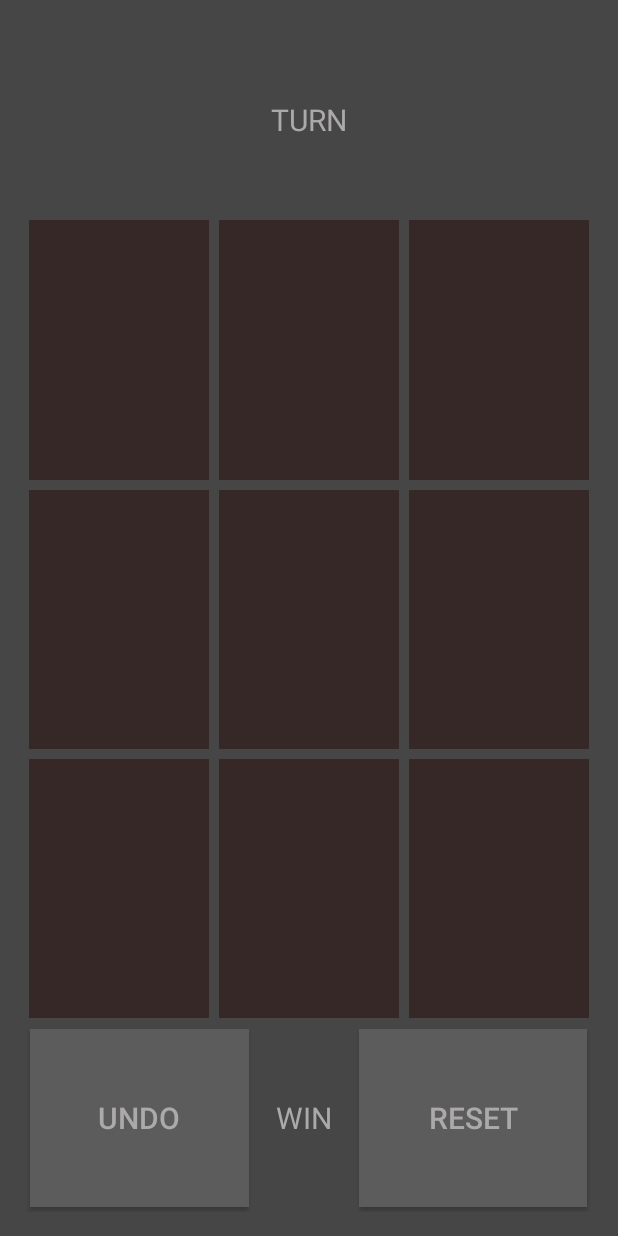
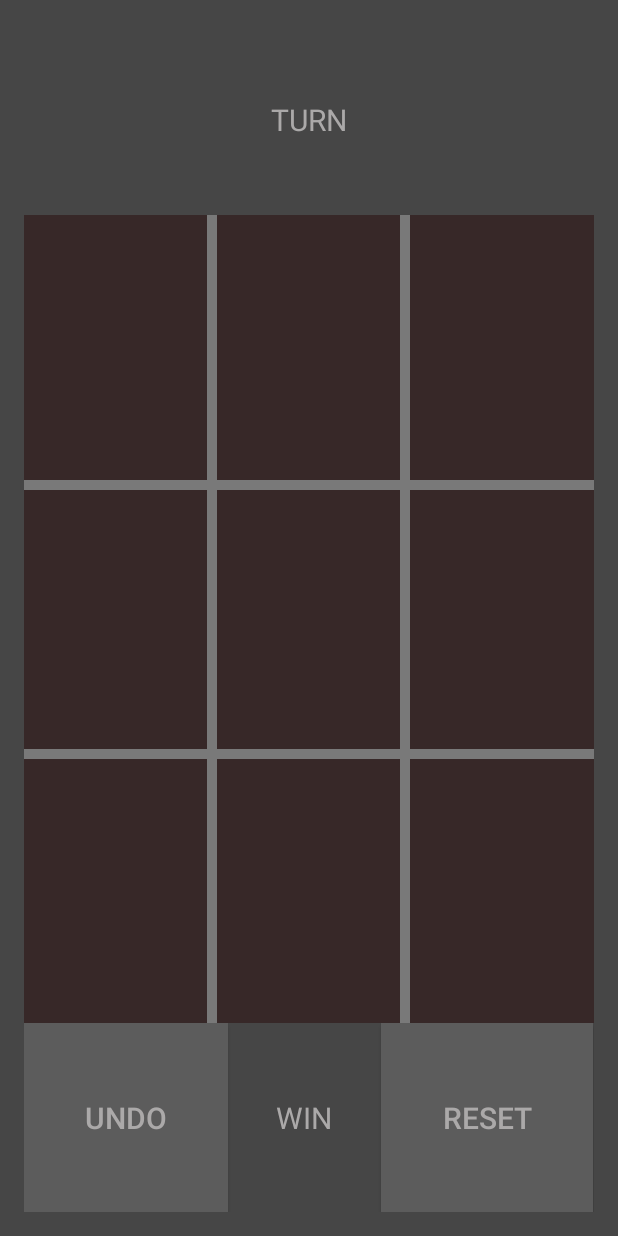
Before and after one commit to MyraMyraOTW/TTT-TIC_TAC_TOE, an Android app: the Game_Activity screen opened directly, with no data from a screen before it, on a phone screen of 412 x 824 dp. Run offline under Robolectric (Android 15) with nearby library versions, the phone set to English and light mode, and no system bars.

Commit message:
fourth commit

```diff
--- a/app/src/main/java/com/example/myriad/ttt_tic_tac_toe/Game_Activity.java
+++ b/app/src/main/java/com/example/myriad/ttt_tic_tac_toe/Game_Activity.java
@@ -4,13 +4,76 @@ import android.support.v7.app.AppCompatActivity;
 import android.os.Bundle;
 import android.view.Menu;
 import android.view.MenuItem;
+import android.view.View;
+import android.widget.Switch;
 
 public class Game_Activity extends AppCompatActivity {
+
+    private int[] game_array = new int[9];
 
     @Override
     protected void onCreate(Bundle savedInstanceState) {
         super.onCreate(savedInstanceState);
         setContentView(R.layout.activity_game_);
+
+
+        findViewById(R.id.tl).setOnClickListener(game_listener);
+        findViewById(R.id.tm).setOnClickListener(game_listener);
+        findViewById(R.id.tr).setOnClickListener(game_listener);
+        findViewById(R.id.ml).setOnClickListener(game_listener);
+        findViewById(R.id.mm).setOnClickListener(game_listener);
+        findViewById(R.id.mr).setOnClickListener(game_listener);
+        findViewById(R.id.bl).setOnClickListener(game_listener);
+        findViewById(R.id.bm).setOnClickListener(game_listener);
+        findViewById(R.id.br).setOnClickListener(game_listener);
+
+
+
+    }
+
+    private View.OnClickListener game_listener = new View.OnClickListener() {
+        @Override
+        public void onClick(View v) {
+            switch(v.getId()){
+
+            }
+        }
+    };
+
+    private void check_win(){
+        // X win conditions
+        if(game_array[0] == 1 && game_array[1] == 1 && game_array[2] == 1){
+
+        }
+        if(game_array[3] == 1 && game_array[4] == 1 && game_array[5] == 1){
+
+        }
+        if(game_array[6] == 1 && game_array[7] == 1 && game_array[8] == 1){
+
+        }
+        if(game_array[0] == 1 && game_array[4] == 1 && game_array[8] == 1){
+
+        }
+        if(game_array[6] == 1 && game_array[4] == 1 && game_array[2] == 1){
+
+        }
+
+        // O win conditions
+        if(game_array[0] == 2 && game_array[1] == 2 && game_array[2] == 2){
+
+        }
+        if(game_array[3] == 2 && game_array[4] == 2 && game_array[5] == 2){
+
+        }
+        if(game_array[6] == 2 && game_array[7] == 2 && game_array[8] == 2){
+
+        }
+        if(game_array[0] == 2 && game_array[4] == 2 && game_array[8] == 2){
+
+        }
+        if(game_array[6] == 2 && game_array[4] == 2 && game_array[2] == 2){
+
+        }
     }
 
     @Override
--- a/app/src/main/java/com/example/myriad/ttt_tic_tac_toe/MainActivity.java
+++ b/app/src/main/java/com/example/myriad/ttt_tic_tac_toe/MainActivity.java
@@ -1,9 +1,14 @@
 package com.example.myriad.ttt_tic_tac_toe;
 
+import android.app.Activity;
+import android.content.Intent;
 import android.support.v7.app.AppCompatActivity;
 import android.os.Bundle;
+import android.util.Log;
 import android.view.Menu;
 import android.view.MenuItem;
+import android.view.View;
+import android.widget.Button;
 
 public class MainActivity extends AppCompatActivity {
 
@@ -11,6 +16,36 @@ public class MainActivity extends AppCompatActivity {
     protected void onCreate(Bundle savedInstanceState) {
         super.onCreate(savedInstanceState);
         setContentView(R.layout.activity_main);
+
+        findViewById(R.id.play_button).setOnClickListener(menulistener);
+        findViewById(R.id.hist_button).setOnClickListener(menulistener);
+        findViewById(R.id.player_set_button).setOnClickListener(menulistener);
+
+    }
+
+    private View.OnClickListener menulistener = new View.OnClickListener() {
+        @Override
+        public void onClick(View v) {
+            switch (v.getId()){
+                case R.id.play_button:
+                    Log.d("CLICKED", "play button");
+                    intent_starter(Game_Activity.class);
+                    break;
+                case R.id.hist_button:
+                    Log.d("CLICKED", "history button");
+                    intent_starter(histactivity.class);
+                    break;
+                case R.id.player_set_button:
+                    Log.d("CLICKED", "set player button");
+                    intent_starter(playersetactivity.class);
+                    break;
+            }
+        }
+    };
+
+    private void intent_starter(Class call_class){
+        Intent swintent = new Intent((getApplicationContext()), call_class);
+        startActivity(swintent);
     }
 
     @Override
--- a/app/src/main/res/layout/activity_game_.xml
+++ b/app/src/main/res/layout/activity_game_.xml
@@ -22,7 +22,7 @@
             android:layout_height="wrap_content"
             android:textAppearance="?android:attr/textAppearanceLarge"
             android:text="TURN"
-            android:id="@+id/textView4"
+            android:id="@+id/turn"
             android:layout_gravity="center" />
     </LinearLayout>
 
@@ -32,7 +32,8 @@
         android:layout_height="match_parent"
         android:layout_weight=".8"
         android:weightSum="3"
-        android:id="@+id/tttcontainer">
+        android:id="@+id/tttcontainer"
+        android:background="@color/background_play">
 
         <LinearLayout
             android:orientation="horizontal"
@@ -44,26 +45,33 @@
             <ImageButton
                 android:layout_width="wrap_content"
                 android:layout_height="match_parent"
-                android:id="@+id/imageButton"
+                android:id="@+id/tl"
                 android:layout_weight="1"
                 android:background="@color/tttButtons"
-                android:layout_margin="3dp" />
+                style="@style/Base.Widget.AppCompat.Button.Borderless"
+                android:layout_marginRight="3dp"
+                android:layout_marginBottom="3dp" />
 
             <ImageButton
                 android:layout_width="wrap_content"
                 android:layout_height="match_parent"
-                android:id="@+id/imageButton2"
+                android:id="@+id/tm"
                 android:layout_weight="1"
                 android:background="@color/tttButtons"
-                android:layout_margin="3dp" />
+                style="@style/Base.Widget.AppCompat.Button.Borderless"
+                android:layout_marginBottom="3dp"
+                android:layout_marginLeft="3dp"
+                android:layout_marginRight="3dp" />
 
             <ImageButton
                 android:layout_width="wrap_content"
                 android:layout_height="match_parent"
-                android:id="@+id/imageButton3"
+                android:id="@+id/tr"
                 android:layout_weight="1"
                 android:background="@color/tttButtons"
-                android:layout_margin="3dp" />
+                style="@style/Base.Widget.AppCompat.Button.Borderless"
+                android:layout_marginLeft="3dp"
+                android:layout_marginBottom="3dp" />
         </LinearLayout>
 
         <LinearLayout
@@ -76,26 +84,33 @@
             <ImageButton
                 android:layout_width="wrap_content"
                 android:layout_height="match_parent"
-                android:id="@+id/imageButton4"
+                android:id="@+id/ml"
                 android:layout_weight="1"
                 android:background="@color/tttButtons"
+                style="@style/Base.Widget.AppCompat.Button.Borderless"
+                android:layout_marginBottom="3dp"
+                android:layout_marginRight="3dp"
+                android:layout_marginTop="3dp" />
+
+            <ImageButton
+                android:layout_width="wrap_content"
+                android:layout_height="match_parent"
+                android:id="@+id/mm"
+                android:layout_weight="1"
+                android:background="@color/tttButtons"
+                style="@style/Base.Widget.AppCompat.Button.Borderless"
                 android:layout_margin="3dp" />
 
             <ImageButton
                 android:layout_width="wrap_content"
                 android:layout_height="match_parent"
-                android:id="@+id/imageButton5"
+                android:id="@+id/mr"
                 android:layout_weight="1"
                 android:background="@color/tttButtons"
-                android:layout_margin="3dp" />
-
-            <ImageButton
-                android:layout_width="wrap_content"
-                android:layout_height="match_parent"
-                android:id="@+id/imageButton6"
-                android:layout_weight="1"
-                android:background="@color/tttButtons"
-                android:layout_margin="3dp" />
+                style="@style/Base.Widget.AppCompat.Button.Borderless"
+                android:layout_marginTop="3dp"
+                android:layout_marginLeft="3dp"
+                android:layout_marginBottom="3dp" />
         </LinearLayout>
 
         <LinearLayout
@@ -108,26 +123,33 @@
             <ImageButton
                 android:layout_width="wrap_content"
                 android:layout_height="match_parent"
-                android:id="@+id/imageButton7"
+                android:id="@+id/bl"
                 android:layout_weight="1"
                 android:background="@color/tttButtons"
-                android:layout_margin="3dp" />
+                style="@style/Base.Widget.AppCompat.Button.Borderless"
+                android:layout_marginRight="3dp"
+                android:layout_marginTop="3dp" />
 
             <ImageButton
                 android:layout_width="wrap_content"
                 android:layout_height="match_parent"
-                android:id="@+id/imageButton8"
+                android:id="@+id/bm"
                 android:layout_weight="1"
                 android:background="@color/tttButtons"
-                android:layout_margin="3dp" />
+                style="@style/Base.Widget.AppCompat.Button.Borderless"
+                android:layout_marginTop="3dp"
+                android:layout_marginRight="3dp"
+                android:layout_marginLeft="3dp" />
 
             <ImageButton
                 android:layout_width="wrap_content"
                 android:layout_height="match_parent"
-                android:id="@+id/imageButton9"
+                android:id="@+id/br"
                 android:layout_weight="1"
                 android:background="@color/tttButtons"
-                android:layout_margin="3dp" />
+                style="@style/Base.Widget.AppCompat.Button.Borderless"
+                android:layout_marginLeft="3dp"
+                android:layout_marginTop="3dp" />
         </LinearLayout>
     </LinearLayout>
 
@@ -143,19 +165,19 @@
             style="?android:attr/buttonStyleSmall"
             android:layout_width="wrap_content"
             android:layout_height="match_parent"
-            android:id="@+id/button2"
+            android:id="@+id/undo"
             android:layout_weight="1.3"
-            android:layout_margin="4dp"
             android:layout_gravity="center"
             android:background="@color/buttons"
-            android:text="@string/undo" />
+            android:text="@string/undo"
+            android:layout_marginRight="20dp" />
 
         <TextView
             android:layout_width="wrap_content"
             android:layout_height="wrap_content"
             android:textAppearance="?android:attr/textAppearanceLarge"
             android:text="WIN"
-            android:id="@+id/textView3"
+            android:id="@+id/win_condition"
             android:layout_weight=".4"
             android:layout_gravity="center"
             android:gravity="center_vertical|center_horizontal" />
@@ -165,10 +187,10 @@
             android:layout_width="wrap_content"
             android:layout_height="match_parent"
             android:text="@string/reset"
-            android:id="@+id/button3"
+            android:id="@+id/reset"
             android:layout_weight="1.3"
-            android:layout_margin="4dp"
             android:layout_gravity="center"
-            android:background="@color/buttons" />
+            android:background="@color/buttons"
+            android:layout_marginLeft="20dp" />
     </LinearLayout>
 </LinearLayout>
--- /dev/null
+++ b/app/src/main/res/values-v21/styles.xml
@@ -0,0 +1,10 @@
+<?xml version="1.0" encoding="utf-8"?>
+<resources>
+
+    <style name="AppTheme" parent="Theme.AppCompat.Light.NoActionBar">
+        <item name="android:textColor">@color/text</item>
+        <item name="android:textSize">20sp</item>
+        <item name="android:colorPrimaryDark">@color/background</item>
+        <item name="android:navigationBarColor">@color/background</item>
+    </style>
+</resources>
```
